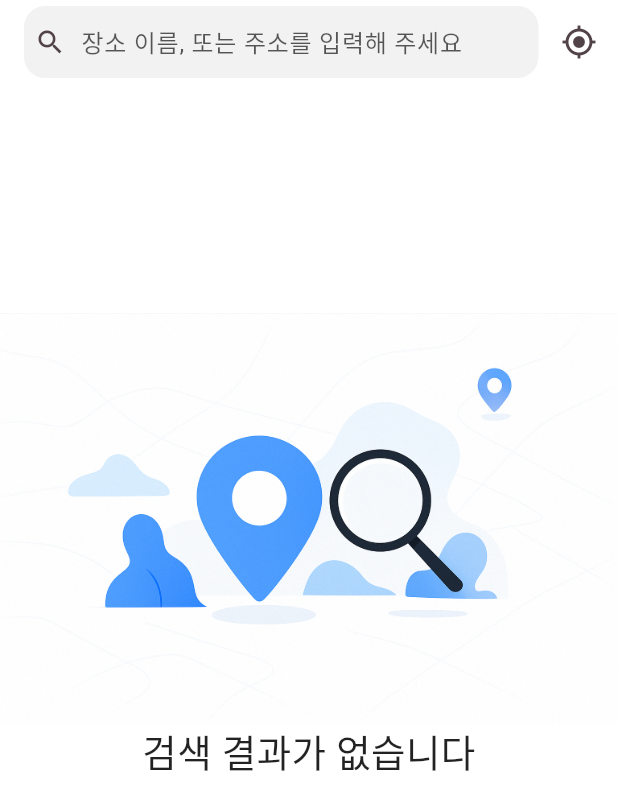
After one commit to daehan-lim/flutter-place-finder, a Flutter app: the screen it shows after launch, on a phone screen of 412 x 824 dp. The commit adds this screen. Shown: the top 810 px of the screen. Run offline on Flutter 3.47's test engine with Material 3 defaults, Android fonts, the phone set to English and light mode, and no system bars; our stand-ins replace dio, flutter_dotenv, flutter_riverpod; missing offline and left inert: flutter_inappwebview.

Commit message:
feat: Show pretty error layout on home

```diff
--- a/lib/ui/pages/home/home_page.dart
+++ b/lib/ui/pages/home/home_page.dart
@@ -3,6 +3,7 @@
 import 'package:flutter_place_finder/app/constants/app_constants.dart';
 import 'package:flutter_place_finder/ui/pages/home/home_view_model.dart';
 import 'package:flutter_place_finder/ui/pages/home/widgets/home_list_item.dart';
+import 'package:flutter_place_finder/ui/widgets/error_layout.dart';
 import 'package:flutter_riverpod/flutter_riverpod.dart';
 
 import '../../../app/app_providers.dart';
@@ -48,16 +49,16 @@
                     child: CupertinoActivityIndicator(radius: 20),
                   ),
               error:
-                  (error, StackTrace _) => Center(
-                    child: Text(
-                      error.toString(),
-                      style: const TextStyle(fontSize: 20),
-                      textAlign: TextAlign.center,
-                    ),
+                  (error, StackTrace _) => MessageLayout(
+                    message: error.toString(),
+                    imageUrl: 'assets/images/connection_error.png',
                   ),
               data: (state) {
                 if (state.places.isEmpty) {
-                  return _buildNoResultLayout();
+                  return MessageLayout(
+                    message: '검색 결과가 없습니다',
+                    imageUrl: 'assets/images/no_results.png',
+                  );
                 }
                 return ListView.separated(
                   padding: const EdgeInsets.only(
@@ -136,28 +137,4 @@
       ),
     );
   }
-
-  Widget _buildNoResultLayout() {
-    return Center(
-      child: Column(
-        mainAxisAlignment: MainAxisAlignment.center,
-        children: [
-          SizedBox(
-            width: 500,
-            child: Image.asset('assets/images/no_results.png'),
-          ),
-          // SizedBox(height: 1),
-          Text(
-            '검색 결과가 없습니다',
-            style: TextStyle(
-              fontSize: 25,
-              color: Colors.black87,
-              fontWeight: FontWeight.w500,
-            ),
-          ),
-          SizedBox(height: 150),
-        ],
-      ),
-    );
-  }
 }
--- a/lib/ui/pages/home/home_view_model.dart
+++ b/lib/ui/pages/home/home_view_model.dart
@@ -34,10 +34,12 @@
       final currentData = previousState.value ?? HomeState(places: []);
       state = AsyncData(currentData.copyWith(places: places));
     } on ApiException catch (e) {
-      state = AsyncError('서버에서 오류가 발생했습니다\n$e', StackTrace.current);
+      print(e);
+      state = AsyncError('서버에서 오류가 발생했습니다', StackTrace.current);
     } on NetworkException catch (e) {
+      print(e.message);
       state = AsyncError(
-        '네트워크에 연결할 수 없습니다.\n연결 상태를 확인하고 다시 시도해 주세요.\n${e.message}',
+        '네트워크에 연결할 수 없습니다.\n연결 상태를 확인하고 다시 시도해 주세요.',
         StackTrace.current,
       );
     } /*catch (_) {
--- /dev/null
+++ b/lib/ui/widgets/error_layout.dart
@@ -0,0 +1,37 @@
+import 'package:flutter/material.dart';
+
+class MessageLayout extends StatelessWidget {
+  final String message;
+  final String imageUrl;
+
+  const MessageLayout({super.key, required this.message, required this.imageUrl});
+
+  @override
+  Widget build(BuildContext context) {
+    return Center(
+      child: Column(
+        mainAxisAlignment: MainAxisAlignment.center,
+        children: [
+          SizedBox(
+            width: 500,
+            child: Image.asset(imageUrl),
+          ),
+          // SizedBox(height: 1),
+          Padding(
+            padding: const EdgeInsets.symmetric(horizontal: 30),
+            child: Text(
+              message,
+              textAlign: TextAlign.center,
+              style: TextStyle(
+                fontSize: 25,
+                color: Colors.black87,
+                fontWeight: FontWeight.w500,
+              ),
+            ),
+          ),
+          SizedBox(height: 150),
+        ],
+      ),
+    );
+  }
+}
```
Also changed, not shown: assets/images/connection_error.png (added).
